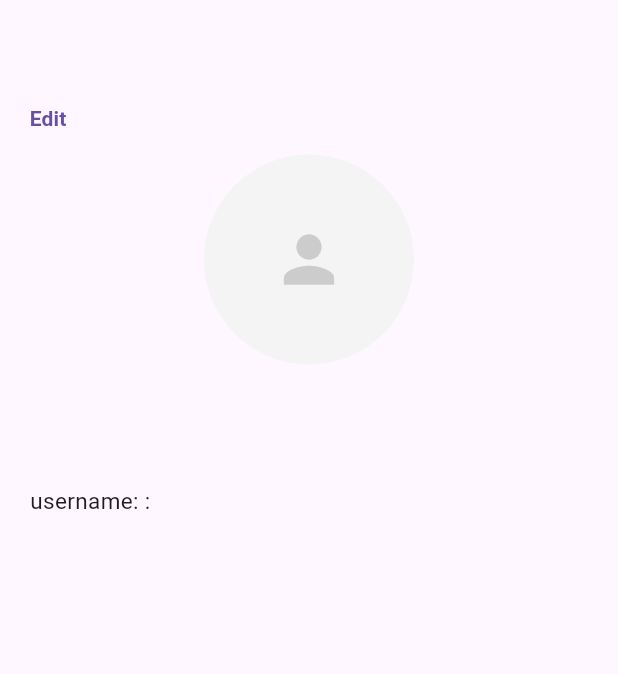
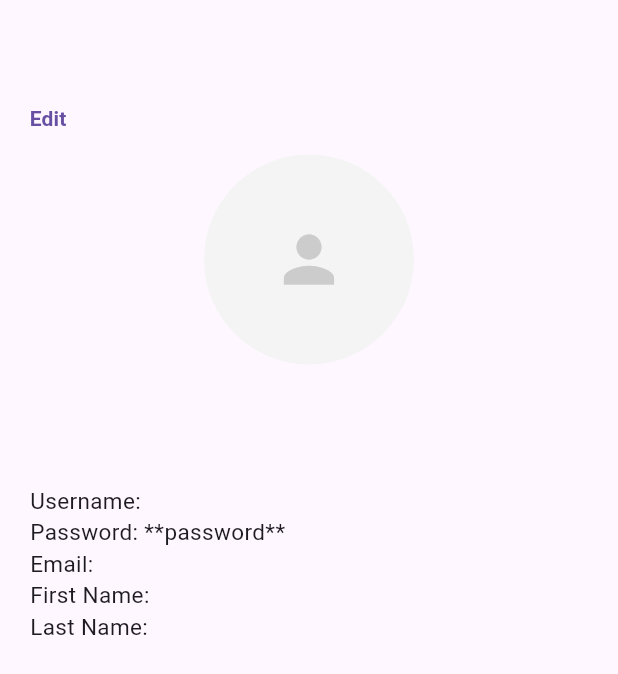
Before and after one commit to noor-soreti/COMP3097-Final, a Flutter app: the Home widget shown alone on an empty page, opened directly, on a phone screen of 412 x 824 dp. Shown: the top 674 px of the screen. Run offline on Flutter 3.47's test engine with Material 2 defaults, Android fonts, the phone set to English and light mode, and no system bars; our stand-ins replace csv, drift, email_validator, flutter_dotenv, flutter_login and 1 more; missing offline and left inert: dart:ffi; accounts and stored records are empty; generated files the repository leaves out were written again; network calls fail.

Commit message:
user_database to database.dart

```diff
--- a/COMP3097/mobile_app/lib/api_service.dart
+++ b/COMP3097/mobile_app/lib/api_service.dart
@@ -4,7 +4,7 @@ import 'package:http/http.dart' as http;
 
 Future<dynamic> productInfoApi(int id) async {
   var response = await http.get(Uri.parse(
-      "https://api.spoonacular.com/food/ingredients/$id/information?amount=1&apiKey=b2de2effb6dd4e71b9ea35cf43c7aeaf"));
+      "https://api.spoonacular.com/food/ingredients/$id/information?amount=1&apiKey=db619c3581aa4df5a89cad80446e37fe"));
   if (response.statusCode == 200) {
     return jsonDecode(response.body);
   } else {
@@ -14,7 +14,7 @@ Future<dynamic> productInfoApi(int id) async {
 
 Future<dynamic> aisleTest(int id) async {
   var response = await http.get(Uri.parse(
-      "https://api.spoonacular.com/food/products/$id/&apiKey=37179a8a4be04ec1bb0c58c031755f7c"));
+      "https://api.spoonacular.com/food/products/$id/&apiKey=db619c3581aa4df5a89cad80446e37fe"));
   if (response.statusCode == 200) {
     return jsonDecode(response.body);
   } else {
--- a/COMP3097/mobile_app/lib/database/models.dart
+++ b/COMP3097/mobile_app/lib/database/models.dart
@@ -8,48 +8,62 @@ class ProductCategory {
   ProductCategory({this.id, required this.name, required this.description});
 }
 
-class User {
-  int? id;
-  String username;
-  String password;
-  String firstname;
-  String lastname;
-  String email;
-
-  User(
-      {this.id,
-      required this.username,
-      required this.password,
-      required this.firstname,
-      required this.lastname,
-      required this.email});
-}
-
 class Product {
   int? id;
   String name;
   String description;
-  Double price;
+  double price;
 
   Product(
       {this.id,
       required this.name,
       required this.description,
       required this.price});
+
+  factory Product.fromJSON(Map<String, Object> json) {
+    return Product(
+        name: json['name'] as String,
+        description: json['description'] as String,
+        price: json['price'] as double); // *****
+  }
+}
+
+class User {
+  int? id;
+  String username;
+  String password;
+  String? firstname;
+  String? lastname;
+  String? email;
+
+  User(
+      {this.id,
+      required this.username,
+      required this.password,
+      this.firstname,
+      this.lastname,
+      this.email});
+
+  static User fromJSON(Map<String, Object> json) => User(
+      username: json['username'] as String,
+      password: json['password'] as String,
+      firstname: json['firstname'] as String,
+      lastname: json['lastname'] as String,
+      email: json['email'] as String);
 }
 
 class Cart {
-  int? id;
+  int id;
   String product;
   int quantity;
 
-  Cart({this.id, required this.product, required this.quantity});
+  Cart({required this.id, required this.product, required this.quantity});
 }
 
 class UserCart {
-  int? id;
-  List<Cart> cart;
-  UserCart({this.id, required this.cart});
+  final User user;
+  final List<Cart> cart;
+  UserCart({required this.user, required this.cart});
 }
 
 ///////////////
--- /dev/null
+++ b/COMP3097/mobile_app/lib/services/product_service.dart
@@ -0,0 +1,9 @@
+import 'package:drift/drift.dart';
+import 'package:flutter/foundation.dart';
+import 'package:mobile_app/database/database.dart';
+
+import '../api_service.dart';
+import '../database/models.dart';
+import '../main.dart';
+
+class ProductService with ChangeNotifier {}
--- a/COMP3097/mobile_app/lib/services/user_services.dart
+++ b/COMP3097/mobile_app/lib/services/user_services.dart
@@ -1,17 +1,16 @@
 import 'package:flutter/material.dart';
-import 'package:mobile_app/database/database.dart';
-import 'package:mobile_app/database/user_database.dart';
+import 'package:mobile_app/main.dart';
 
-import '../models/user_model.dart';
+import '../database/models.dart';
 
 class UserService with ChangeNotifier {
-  late UserModel _currentUser;
-  UserModel get currentUser => _currentUser;
+  late User _currentUser;
+  User get currentUser => _currentUser;
 
-  Future<String> getUser(String username) async {
+  Future<String> setCurrentUser(String username) async {
     String result = "ok";
     try {
-      _currentUser = await UserDatabase.instance.getUser(username);
+      _currentUser = await database.getUser(username);
       notifyListeners();
     } catch (e) {
       result = "Err";
@@ -22,8 +21,8 @@ class UserService with ChangeNotifier {
   Future<String?> userExists(String username) async {
     String? result = "ok";
     try {
-      await UserDatabase.instance.getUser(username);
-      // print("userExist - SUCCESS!");
+      await database.getUser(username);
+      notifyListeners();
     } catch (e) {
       print("userExist - ERR");
       result = "User does not exist";
@@ -34,48 +33,48 @@ class UserService with ChangeNotifier {
   Future<String?> userLogin(String username, String password) async {
     String? result = "ok";
     try {
-      await UserDatabase.instance
-          .getUsernamePassword(username, password)
-          .then((value) {});
+      await database.getUsernamePassword(username, password);
+      notifyListeners();
     } catch (e) {
       result = "User does not exist";
     }
     return result;
   }
 
-  Map<String, String> getUserInfo(String username) {
-    var userInfo = <String, String>{};
-    userInfo.addAll({
-      'username': currentUser.username,
-      'password': currentUser.password,
-      // 'first name': currentUser.firstname,
-      // 'last name': currentUser.lastname,
-      // 'email': currentUser.email
-    });
-    // print(userInfo['password']);
-    return userInfo;
+  Future<User> getUser(String username) async {
+    return await database.getUser(username);
+    // var userInfo = <String, String>{};
+
+    // userInfo.addAll({
+    //   'username': currentUser.username,
+    //   'password': currentUser.password,
+    //   // 'first name': currentUser.firstname,
+    //   // 'last name': currentUser.lastname,
+    //   // 'email': currentUser.email
+    // });
+    // return userInfo;
   }
 
-  Future<String> updateUser(String password) async {
+  // Future<String> updateUser(String password) async {
+  //   String result = "ok";
+  //   _currentUser.password = password;
+  //   notifyListeners();
+  //   try {
+  //     await UserDatabase.instance.updateUser(_currentUser);
+  //   } catch (e) {
+  //     result = "did not update";
+  //   }
+  //   return result;
+  // }
+
+  Future<String> createUser(User user) async {
     String result = "ok";
-    _currentUser.password = password;
-    notifyListeners();
     try {
-      await UserDatabase.instance.updateUser(_currentUser);
+      await database.createUser(user);
+      notifyListeners();
     } catch (e) {
-      result = "did not update";
+      result = "did not create";
     }
     return result;
   }
-
-  Future<String> createUser(UserModel user) async {
-    String result = "ok";
-    try {
-      await UserDatabase.instance.createUser(user);
-    } catch (e) {
-      result = "did not create";
-    }
-    notifyListeners();
-    return result;
-  }
 }
--- a/COMP3097/mobile_app/lib/views/profile.dart
+++ b/COMP3097/mobile_app/lib/views/profile.dart
@@ -1,6 +1,9 @@
 import 'package:flutter/material.dart';
+import 'package:mobile_app/main.dart';
 import 'package:mobile_app/services/user_services.dart';
 import 'package:provider/provider.dart';
+
+import '../database/models.dart';
 
 class Home extends StatefulWidget {
   @override
@@ -11,14 +14,23 @@ class _HomeState extends State<Home> {
   bool _edit = false;
 
   @override
+  void initState() {
+    // TODO: implement initState
+    super.initState();
+  }
+
+  Future<User> getUserInfo() async {
+    return Provider.of<UserService>(context, listen: false).currentUser;
+  }
+
+  @override
   Widget build(BuildContext context) {
     var appState = context.watch<UserService>();
-    var currentUser = appState.currentUser.username;
-    var userInfo = appState.getUserInfo(currentUser);
-    var keys = userInfo.keys.toList();
+    var currentUser = appState.currentUser;
 
-    return Column(
-      children: [
+    // var keys = userInfo.keys.toList();
+
+    return Column(children: [
       const SizedBox(
         height: 55,
       ),
@@ -46,39 +58,92 @@ class _HomeState extends State<Home> {
         ),
       ),
       Expanded(
-          child: ListView.builder(
+        child: ListView(
           padding: const EdgeInsets.only(top: 80, left: 20),
-            itemCount: userInfo.keys.length,
-            itemBuilder: (context, index) {
-              return SizedBox(
-                height: 50,
-                child: Column(
           children: [
             Row(
               children: [
-                        if (keys[index] != 'password')
                 Text(
-                            "${keys[index]}: ",
+                  "Username: ",
                   style: TextStyle(
                     fontSize: 15,
                   ),
                 ),
-                        if (keys[index] != 'password')
                 Text(
-                            "${(userInfo[keys[index]].toString())}: ",
+                  currentUser.username,
+                  style: TextStyle(
+                    fontSize: 15,
+                  ),
+                )
+              ],
+            ),
+            Row(
+              children: [
+                Text(
+                  "Password: ",
                   style: TextStyle(
                     fontSize: 15,
                   ),
                 ),
+                Text(
+                  "**password** ",
+                  style: TextStyle(
+                    fontSize: 15,
+                  ),
+                )
+              ],
+            ),
+            Row(
+              children: [
+                Text(
+                  "Email: ",
+                  style: TextStyle(
+                    fontSize: 15,
+                  ),
+                ),
+                Text(
+                  currentUser.email.toString(),
+                  style: TextStyle(
+                    fontSize: 15,
+                  ),
+                )
+              ],
+            ),
+            Row(
+              children: [
+                Text(
+                  "First Name: ",
+                  style: TextStyle(
+                    fontSize: 15,
+                  ),
+                ),
+                Text(
+                  currentUser.firstname.toString(),
+                  style: TextStyle(
+                    fontSize: 15,
+                  ),
+                )
+              ],
+            ),
+            Row(
+              children: [
+                Text(
+                  "Last Name: ",
+                  style: TextStyle(
+                    fontSize: 15,
+                  ),
+                ),
+                Text(
+                  currentUser.lastname.toString(),
+                  style: TextStyle(
+                    fontSize: 15,
+                  ),
+                )
               ],
             )
           ],
         ),
-              );
-            },
-          ),
-        ),
-      ],
-    );
+      )
+    ]);
   }
 }
```
Also changed, not shown: COMP3097/mobile_app/lib/database/database.dart (+124 -87 lines), COMP3097/mobile_app/lib/database/tables.dart (+16 -9 lines), COMP3097/mobile_app/lib/main.dart (+25 -3 lines), COMP3097/mobile_app/lib/services/shopping_list_services.dart (+4 -3 lines), COMP3097/mobile_app/lib/services/todo_service.dart (deleted, +0 -60 lines), COMP3097/mobile_app/lib/views/login_screen.dart (+60 -55 lines), COMP3097/mobile_app/lib/views/search_screen.dart (+13 -29 lines), COMP3097/mobile_app/lib/database/database.g.dart. Lines whose indentation alone changed are shown as unchanged.
